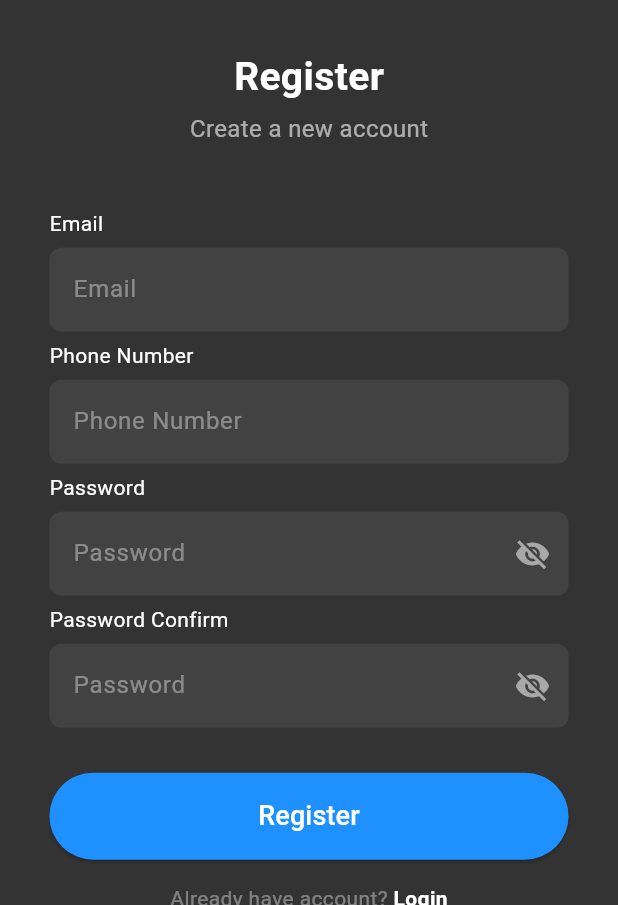
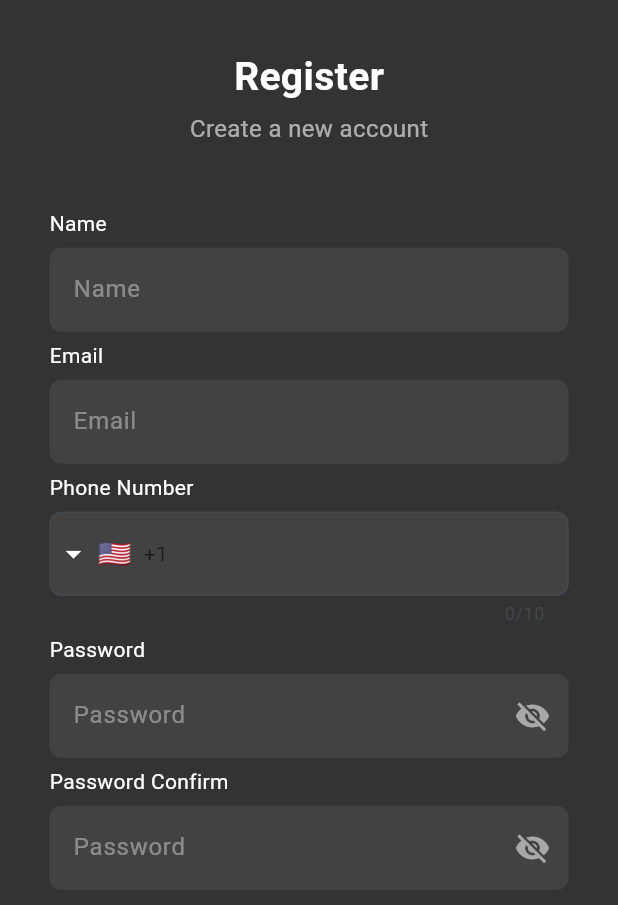
Before and after one commit to leodoneDev/BoostSeller, a Flutter app: the RegisterScreen screen opened directly with empty values, on a phone screen of 412 x 824 dp, the part 331-1236 px from its top. Run offline on Flutter 3.47's test engine with Material 3 defaults, Android fonts, the phone set to English and light mode, and no system bars; drawn by our look-alikes of intl_phone_field.

Commit message:
auth UI update

```diff
--- a/lib/screens/auth/register.dart
+++ b/lib/screens/auth/register.dart
@@ -1,6 +1,9 @@
 // Register Page : made by Leo on 2025/04/30
 
 import 'package:flutter/material.dart';
+import 'package:boostseller/widgets/button.effect.dart';
+import 'package:boostseller/utils/validation.dart';
+import 'package:intl_phone_field/intl_phone_field.dart';
 
 class RegisterScreen extends StatefulWidget {
   final String role;
@@ -14,6 +17,52 @@ class RegisterScreen extends StatefulWidget {
 class _RegisterScreenState extends State<RegisterScreen> {
   bool _obscurePassword = true;
   bool _obscurePasswordConfirm = true;
+  final TextEditingController nameController = TextEditingController();
+  final TextEditingController emailController = TextEditingController();
+  final TextEditingController pwdController = TextEditingController();
+  final TextEditingController pwdConfirmController = TextEditingController();
+  String phoneNumber = '';
+
+  void handleRegister() {
+    final name = nameController.text.trim();
+    final email = emailController.text.trim();
+    final password = pwdController.text.trim();
+    final password_confirm = pwdConfirmController.text.trim();
+
+    if ((name.isNotEmpty) &&
+        (email.isNotEmpty) &&
+        (phoneNumber.isNotEmpty) &&
+        (password.isNotEmpty) &&
+        (password_confirm.isNotEmpty)) {
+      if (isValidEmail(email)) {
+        if (isValidPassword(password)) {
+          if (password == password_confirm) {
+            ScaffoldMessenger.of(context).showSnackBar(
+              const SnackBar(content: Text("register successfully.")),
+            );
+          } else {
+            ScaffoldMessenger.of(context).showSnackBar(
+              const SnackBar(content: Text("Passwords do not match.")),
+            );
+          }
+        } else {
+          ScaffoldMessenger.of(context).showSnackBar(
+            const SnackBar(
+              content: Text("Password must be at least 6 characters."),
+            ),
+          );
+        }
+      } else {
+        ScaffoldMessenger.of(context).showSnackBar(
+          const SnackBar(content: Text("Please enter a valid email address.")),
+        );
+      }
+    } else {
+      ScaffoldMessenger.of(context).showSnackBar(
+        const SnackBar(content: Text("Please filled all fileds.")),
+      );
+    }
+  }
 
   @override
   Widget build(BuildContext context) {
@@ -71,11 +120,21 @@ class _RegisterScreenState extends State<RegisterScreen> {
               const SizedBox(height: 12),
 
               // Email
+              _buildLabel('Name'),
+              const SizedBox(height: 6),
+              _buildTextField(
+                hint: 'Name',
+                keyboardType: TextInputType.text,
+                controller: nameController,
+              ),
+              const SizedBox(height: 6),
+              // Email
               _buildLabel('Email'),
               const SizedBox(height: 6),
               _buildTextField(
                 hint: 'Email',
                 keyboardType: TextInputType.emailAddress,
+                controller: emailController,
               ),
 
               const SizedBox(height: 6),
@@ -83,9 +142,25 @@ class _RegisterScreenState extends State<RegisterScreen> {
               // Phone Number
               _buildLabel('Phone Number'),
               const SizedBox(height: 6),
-              _buildTextField(
-                hint: 'Phone Number',
-                keyboardType: TextInputType.phone,
+              IntlPhoneField(
+                decoration: InputDecoration(
+                  border: OutlineInputBorder(
+                    borderSide: BorderSide(),
+                    borderRadius: BorderRadius.circular(8),
+                  ),
+                  filled: true,
+                  fillColor: Colors.grey[800],
+                  labelStyle: TextStyle(color: Colors.white),
+                ),
+                initialCountryCode: 'US',
+                style: TextStyle(color: Colors.white),
+                dropdownIcon: const Icon(
+                  Icons.arrow_drop_down,
+                  color: Colors.white,
+                ),
+                onChanged: (phone) {
+                  phoneNumber = phone.completeNumber;
+                },
               ),
 
               const SizedBox(height: 6),
@@ -94,6 +169,7 @@ class _RegisterScreenState extends State<RegisterScreen> {
               _buildLabel('Password'),
               const SizedBox(height: 6),
               TextField(
+                controller: pwdController,
                 obscureText: _obscurePassword,
                 style: const TextStyle(color: Colors.white),
                 decoration: InputDecoration(
@@ -125,6 +201,7 @@ class _RegisterScreenState extends State<RegisterScreen> {
               _buildLabel('Password Confirm'),
               const SizedBox(height: 6),
               TextField(
+                controller: pwdConfirmController,
                 obscureText: _obscurePasswordConfirm,
                 style: const TextStyle(color: Colors.white),
                 decoration: InputDecoration(
@@ -158,20 +235,21 @@ class _RegisterScreenState extends State<RegisterScreen> {
               // Register Button
               SizedBox(
                 width: double.infinity,
-                child: ElevatedButton(
-                  onPressed: () {
-                    print('Register as ${widget.role}');
-                  },
-                  style: ElevatedButton.styleFrom(
-                    backgroundColor: Color(0xFF1E90FF),
-                    shape: RoundedRectangleBorder(
+                child: EffectButton(
+                  onTap: handleRegister,
+                  child: Container(
+                    width: double.infinity,
+                    padding: const EdgeInsets.symmetric(vertical: 10),
+                    decoration: BoxDecoration(
+                      color: const Color(0xFF1E90FF),
                       borderRadius: BorderRadius.circular(30),
                     ),
-                    padding: const EdgeInsets.symmetric(vertical: 16),
-                  ),
-                  child: const Text(
-                    'Register',
-                    style: TextStyle(fontSize: 18, color: Colors.white),
+                    child: const Center(
+                      child: Text(
+                        'Register',
+                        style: TextStyle(fontSize: 18, color: Colors.white),
+                      ),
+                    ),
                   ),
                 ),
               ),
@@ -185,7 +263,8 @@ class _RegisterScreenState extends State<RegisterScreen> {
                     "Already have account? ",
                     style: TextStyle(color: Colors.white38),
                   ),
-                  GestureDetector(
+                  SizedBox(width: 10),
+                  EffectButton(
                     onTap: () => Navigator.pop(context),
                     child: const Text(
                       "Login",
@@ -216,8 +295,13 @@ class _RegisterScreenState extends State<RegisterScreen> {
     );
   }
 
-  Widget _buildTextField({required String hint, TextInputType? keyboardType}) {
+  Widget _buildTextField({
+    required String hint,
+    TextInputType? keyboardType,
+    required TextEditingController controller,
+  }) {
     return TextField(
+      controller: controller,
       keyboardType: keyboardType,
       style: const TextStyle(color: Colors.white),
       decoration: InputDecoration(
--- a/pubspec.yaml
+++ b/pubspec.yaml
@@ -43,6 +43,7 @@ dependencies:
   # The following adds the Cupertino Icons font to your application.
   # Use with the CupertinoIcons class for iOS style icons.
   cupertino_icons: ^1.0.8
+  intl_phone_field: ^3.2.0
 
 dev_dependencies:
   flutter_test:
```
Also changed, not shown: lib/screens/auth/change.password.dart (+16 -12 lines), lib/screens/auth/forgot.password.dart (+23 -18 lines), lib/screens/auth/login.dart (+34 -21 lines), lib/screens/auth/verification.dart (+35 -33 lines), lib/screens/lead/performer/detail/assigned.lead.detail.dart (+13 -12 lines), lib/utils/validation.dart (+9 -0 lines), pubspec.lock.
